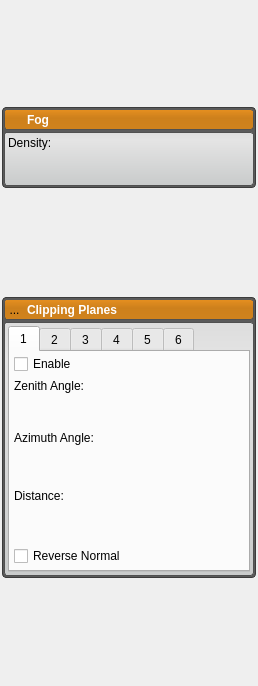
Old version of the form src/Interface/Application/RenderingDockWidget.ui in the repository jessdtate/Seg3D.
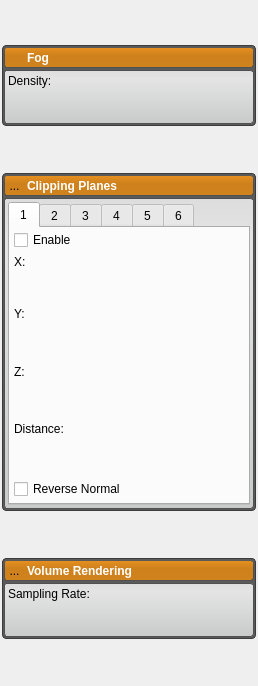
New version of the form. Icons and pictures are not drawn. Custom widgets are drawn as their Qt base class.

Patch:
```diff
--- a/src/Interface/Application/RenderingDockWidget.ui
+++ b/src/Interface/Application/RenderingDockWidget.ui
@@ -18,8 +18,8 @@
   </property>
   <property name="minimumSize">
    <size>
-    <width>243</width>
-    <height>392</height>
+    <width>255</width>
+    <height>529</height>
    </size>
   </property>
   <property name="styleSheet">
@@ -104,7 +104,49 @@
 	border-radius: 3px;
 	border: 1px solid rgb(80, 80,80);
 	background-color: qlineargradient(spread:pad, x1:0.5, y1:0, x2:0.5, y2:0.960227, stop:0 rgba(221, 221, 221, 255), stop:0.155779 rgba(228, 228, 228, 255), stop:1 rgba(202, 204, 204, 255));      
-}</string>
+}
+
+QLabel#vr_label_{
+	color: white;
+	font: bold;
+}
+QWidget#vr_widget_{
+	background-color: rgba( 0, 0, 0, 0 );
+}
+
+QToolButton#vr_open_button_{
+	background-color: rgba(0, 0, 0, 0);
+	border-radius: 4px;
+}
+
+QToolButton#vr_open_button_:hover{
+	background-color: rgba( 0, 0, 0, 30 ); border-radius: 3px;
+}
+
+QWidget#vr_header_{
+	background-color: qlineargradient(spread:pad, x1:0.5, y1:0, x2:0.5, y2:0.960227, stop:0 rgba(0, 0, 0, 0), stop:0.45 rgba(0, 0, 0, 30), stop:1 rgba(0, 0, 0, 25));
+    border-radius: 3px;
+}
+
+QWidget#vr_header_bkg_{
+	background-color: rgb(232, 145, 32);
+    border-radius: 3px;
+	border: 1px solid rgb(90, 90, 90);
+}
+
+QWidget#vr_widget_{
+	background-color: rgb( 90, 90, 90 );
+	border-radius:4px;
+	border: 1px solid rgb(60, 60, 60);
+	color: rgb(90, 90, 90);
+}
+
+QWidget#vr_content_{
+	border-radius: 3px;
+	border: 1px solid rgb(80, 80,80);
+	background-color: qlineargradient(spread:pad, x1:0.5, y1:0, x2:0.5, y2:0.960227, stop:0 rgba(221, 221, 221, 255), stop:0.155779 rgba(228, 228, 228, 255), stop:1 rgba(202, 204, 204, 255));      
+}
+</string>
   </property>
   <property name="windowTitle">
    <string>3D</string>
@@ -426,12 +468,12 @@
                  <item>
                   <widget class="QLabel" name="label_2">
                    <property name="text">
-                    <string>Zenith Angle:</string>
+                    <string>X:</string>
                    </property>
                   </widget>
                  </item>
                  <item>
-                  <widget class="QtUtils::QtSliderDoubleCombo" name="cp1_theta_" native="true">
+                  <widget class="QtUtils::QtSliderDoubleCombo" name="cp1_x_" native="true">
                    <property name="sizePolicy">
                     <sizepolicy hsizetype="Preferred" vsizetype="Fixed">
                      <horstretch>0</horstretch>
@@ -449,12 +491,35 @@
                  <item>
                   <widget class="QLabel" name="label_3">
                    <property name="text">
-                    <string>Azimuth Angle:</string>
+                    <string>Y:</string>
                    </property>
                   </widget>
                  </item>
                  <item>
-                  <widget class="QtUtils::QtSliderDoubleCombo" name="cp1_phi_" native="true">
+                  <widget class="QtUtils::QtSliderDoubleCombo" name="cp1_y_" native="true">
+                   <property name="sizePolicy">
+                    <sizepolicy hsizetype="Preferred" vsizetype="Fixed">
+                     <horstretch>0</horstretch>
+                     <verstretch>0</verstretch>
+                    </sizepolicy>
+                   </property>
+                   <property name="minimumSize">
+                    <size>
+                     <width>0</width>
+                     <height>35</height>
+                    </size>
+                   </property>
+                  </widget>
+                 </item>
+                 <item>
+                  <widget class="QLabel" name="label_20">
+                   <property name="text">
+                    <string>Z:</string>
+                   </property>
+                  </widget>
+                 </item>
+                 <item>
+                  <widget class="QtUtils::QtSliderDoubleCombo" name="cp1_z_" native="true">
                    <property name="sizePolicy">
                     <sizepolicy hsizetype="Preferred" vsizetype="Fixed">
                      <horstretch>0</horstretch>
@@ -1127,6 +1192,126 @@
       </layout>
      </widget>
     </item>
+    <item>
+     <widget class="QWidget" name="vr_widget_" native="true">
+      <property name="sizePolicy">
+       <sizepolicy hsizetype="Preferred" vsizetype="Fixed">
+        <horstretch>0</horstretch>
+        <verstretch>0</verstretch>
+       </sizepolicy>
+      </property>
+      <layout class="QVBoxLayout" name="verticalLayout_18">
+       <property name="spacing">
+        <number>2</number>
+       </property>
+       <property name="margin">
+        <number>2</number>
+       </property>
+       <item>
+        <widget class="QWidget" name="vr_header_bkg_" native="true">
+         <layout class="QVBoxLayout" name="verticalLayout_20">
+          <property name="spacing">
+           <number>0</number>
+          </property>
+          <property name="margin">
+           <number>0</number>
+          </property>
+          <item>
+           <widget class="QWidget" name="vr_header_" native="true">
+            <property name="minimumSize">
+             <size>
+              <width>215</width>
+              <height>21</height>
+             </size>
+            </property>
+            <property name="maximumSize">
+             <size>
+              <width>16777215</width>
+              <height>21</height>
+             </size>
+            </property>
+            <layout class="QHBoxLayout" name="horizontalLayout_3">
+             <property name="spacing">
+              <number>2</number>
+             </property>
+             <property name="margin">
+              <number>0</number>
+             </property>
+             <item>
+              <widget class="QToolButton" name="vr_open_button_">
+               <property name="minimumSize">
+                <size>
+                 <width>21</width>
+                 <height>21</height>
+                </size>
+               </property>
+               <property name="maximumSize">
+                <size>
+                 <width>21</width>
+                 <height>21</height>
+                </size>
+               </property>
+               <property name="text">
+                <string>...</string>
+               </property>
+               <property name="icon">
+                <iconset resource="../../Resources/QtResources.qrc">
+                 <normaloff>:/Images/RightArrowWhite.png</normaloff>
+                 <normalon>:/Images/DownArrowWhite.png</normalon>:/Images/RightArrowWhite.png</iconset>
+               </property>
+              </widget>
+             </item>
+             <item>
+              <widget class="QLabel" name="vr_label_">
+               <property name="text">
+                <string>Volume Rendering</string>
+               </property>
+              </widget>
+             </item>
+            </layout>
+           </widget>
+          </item>
+         </layout>
+        </widget>
+       </item>
+       <item>
+        <widget class="QWidget" name="vr_content_" native="true">
+         <layout class="QVBoxLayout" name="verticalLayout_21">
+          <property name="spacing">
+           <number>2</number>
+          </property>
+          <property name="margin">
+           <number>4</number>
+          </property>
+          <item>
+           <widget class="QLabel" name="label_26">
+            <property name="text">
+             <string>Sampling Rate:</string>
+            </property>
+           </widget>
+          </item>
+          <item>
+           <widget class="QtUtils::QtSliderDoubleCombo" name="vr_sample_rate_" native="true">
+            <property name="sizePolicy">
+             <sizepolicy hsizetype="Preferred" vsizetype="Fixed">
+              <horstretch>0</horstretch>
+              <verstretch>0</verstretch>
+             </sizepolicy>
+            </property>
+            <property name="minimumSize">
+             <size>
+              <width>0</width>
+              <height>30</height>
+             </size>
+            </property>
+           </widget>
+          </item>
+         </layout>
+        </widget>
+       </item>
+      </layout>
+     </widget>
+    </item>
    </layout>
   </widget>
  </widget>
```
Left out of the diff: 97 changed lines with no effect on the pictures.
